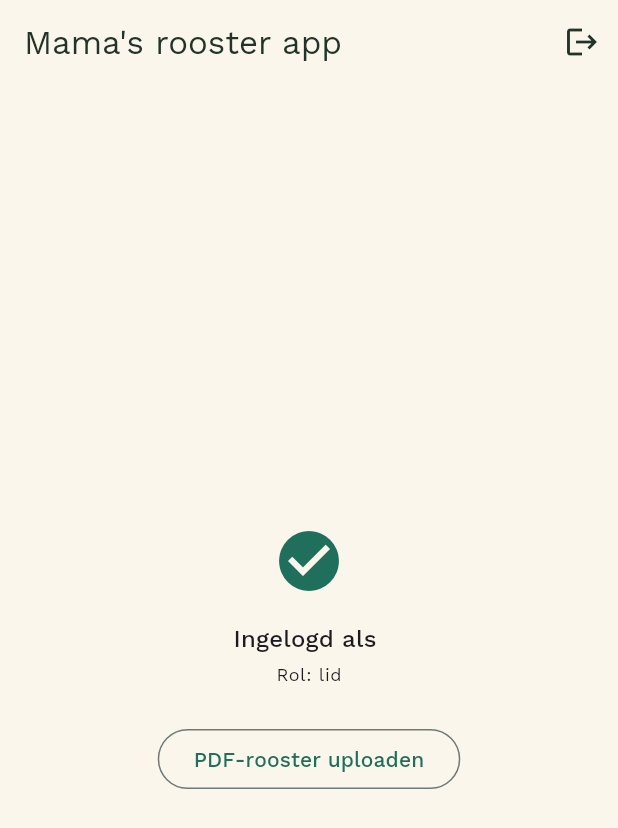
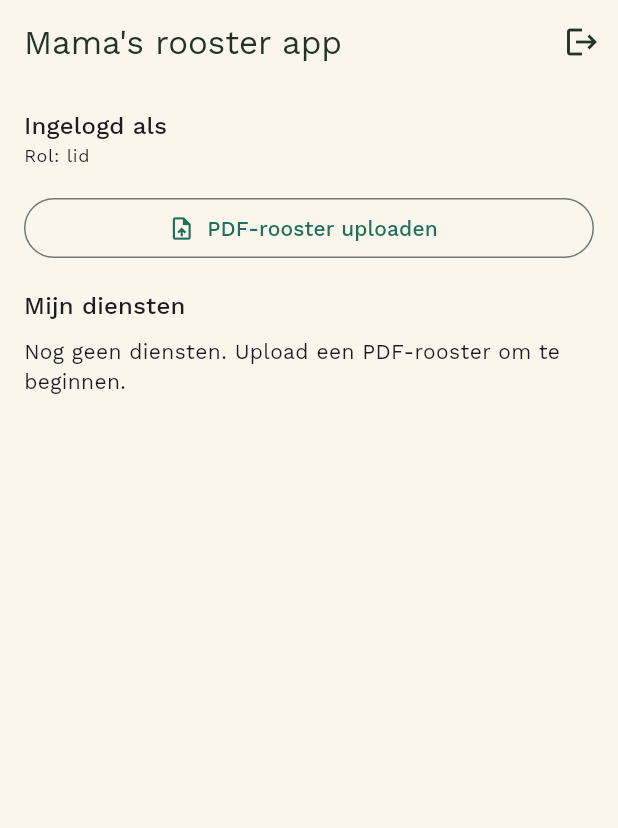
Before and after one commit to TripR27/uurrooster-app, a Flutter app: the screen it shows once a user with an empty profile is signed in, on a phone screen of 412 x 824 dp. Shown: the top 828 px of the screen. Run offline on Flutter 3.47's test engine with Material 3 defaults, Android fonts, the phone set to English and light mode, and no system bars; our stand-ins replace cloud_firestore, firebase_auth, firebase_core, google_fonts; missing offline and left inert: syncfusion_flutter_pdf; accounts and stored records are empty; statements that could not run were skipped.

Commit message:
Stap 6: eigen diensten bekijken + corrigeren/verwijderen
- HomeScreen toont nu een live lijst van de eigen diensten
  (DienstService.eigenDiensten) i.p.v. enkel "Ingelogd als ...".
- lib/screens/dienst_bewerken_screen.dart: tijden + omschrijving
  aanpassen, of verwijderen (met bevestigingsdialoog). Datum is enkel
  aanpasbaar voor een handmatige dienst - een PDF-import heeft een
  document-id gebaseerd op zijn datum, dus die zou bij wijziging een
  verweesd document achterlaten.
- DienstService: bijwerken()/verwijderen() toegevoegd.
- Opruiming: datum_util.dart verhuisd van pdf_import/ naar util/ (ook
  schermen hebben er nu iets aan, niet enkel de parsers) en uitgebreid met
  naarWeergaveDatum(); DienstTile (lib/widgets/) haalt de dubbele
  lijst-rij-code uit PdfUploadScreen en HomeScreen samen.
- Tijden altijd 24u-notatie (geen AM/PM) via een MediaQuery-override in
  MaterialApp.builder, geldt dus voor elke showTimePicker in de app.

Getest: een echte dienst van Amy live gecorrigeerd via de UI (tijd
gewijzigd, lijst update meteen, teruggezet naar origineel) en de
verwijder-bevestiging uitgeprobeerd (geannuleerd, niks verloren).

PROJECT_SPEC.md-voortgangslog bijgewerkt.

Co-Authored-By: Claude Sonnet 5 <noreply@anthropic.com>

```diff
--- a/lib/main.dart
+++ b/lib/main.dart
@@ -22,6 +22,16 @@ class MyApp extends StatelessWidget {
       title: 'Gezinsrooster',
       theme: AppTheme.light,
       debugShowCheckedModeBanner: false,
+      // Altijd 24u-notatie (07:00, 17:00, ...) i.p.v. AM/PM - overal in de
+      // app waar een tijd getoond/gekozen wordt (bv. showTimePicker in
+      // DienstBewerkenScreen), ongeacht de systeeminstelling van het
+      // toestel.
+      builder: (context, child) {
+        return MediaQuery(
+          data: MediaQuery.of(context).copyWith(alwaysUse24HourFormat: true),
+          child: child!,
+        );
+      },
       // AuthGate beslist zelf of het inlogscherm of het startscherm getoond
       // wordt, op basis van de Firebase-inlogstatus (zie auth_gate.dart).
       home: const AuthGate(),
--- a/lib/pdf_import/formaat_a_parser.dart
+++ b/lib/pdf_import/formaat_a_parser.dart
@@ -3,7 +3,7 @@ import 'dart:typed_data';
 import 'package:syncfusion_flutter_pdf/pdf.dart';
 
 import '../models/dienst.dart';
-import 'datum_util.dart';
+import '../util/datum_util.dart';
 import 'rooster_parser.dart';
 
 /// Herkent een tijd-cel zoals "08:30".
--- a/lib/pdf_import/formaat_b_parser.dart
+++ b/lib/pdf_import/formaat_b_parser.dart
@@ -3,7 +3,7 @@ import 'dart:typed_data';
 import 'package:syncfusion_flutter_pdf/pdf.dart';
 
 import '../models/dienst.dart';
-import 'datum_util.dart';
+import '../util/datum_util.dart';
 import 'rooster_parser.dart';
 
 /// Herkent een uur-cel: een heel getal ("11") of een decimaal met komma
--- a/lib/screens/home_screen.dart
+++ b/lib/screens/home_screen.dart
@@ -1,17 +1,18 @@
 import 'package:firebase_auth/firebase_auth.dart';
 import 'package:flutter/material.dart';
 
+import '../models/dienst.dart';
 import '../models/gebruiker.dart';
+import '../services/dienst_service.dart';
 import '../services/gebruiker_service.dart';
+import '../widgets/dienst_tile.dart';
+import 'dienst_bewerken_screen.dart';
 import 'pdf_upload_screen.dart';
 
-/// Startscherm na het inloggen.
-///
-/// Nu nog een simpele placeholder die het Firestore-profiel (naam + rol)
-/// van de ingelogde gebruiker toont + een uitlogknop, als bevestiging dat
-/// het datamodel uit stap 3 werkt. De echte inhoud (eigen diensten
-/// bekijken, PDF uploaden, ...) komt in latere stappen van het bouwplan
-/// (zie PROJECT_SPEC.md).
+/// Startscherm na het inloggen: wie ben je + je eigen diensten, met de
+/// mogelijkheid om een dienst te openen om te corrigeren/verwijderen (zie
+/// PROJECT_SPEC.md sectie 1 - PDF-import mag nooit de enige manier zijn
+/// waarop een dienst ontstaat of verandert).
 class HomeScreen extends StatelessWidget {
   const HomeScreen({super.key});
 
@@ -34,48 +35,60 @@ class HomeScreen extends StatelessWidget {
           ),
         ],
       ),
-      body: Center(
       // haalOfMaakProfiel() leest het Firestore-document van dit account,
       // en maakt het aan (met rol 'lid') als het de allereerste keer is
       // dat dit account inlogt.
-        child: FutureBuilder<Gebruiker>(
+      body: FutureBuilder<Gebruiker>(
         future: GebruikerService.haalOfMaakProfiel(account),
         builder: (context, snapshot) {
           if (snapshot.connectionState == ConnectionState.waiting) {
-              return const CircularProgressIndicator();
+            return const Center(child: CircularProgressIndicator());
           }
           if (snapshot.hasError) {
-              return Padding(
+            return Center(
+              child: Padding(
                 padding: const EdgeInsets.all(24),
                 child: Text(
-                  'Kon het profiel niet laden uit Firestore:\n${snapshot.error}',
+                  'Kon het profiel niet laden:\n${snapshot.error}',
                   textAlign: TextAlign.center,
                   style: TextStyle(color: Theme.of(context).colorScheme.error),
+                ),
               ),
             );
           }
 
           final profiel = snapshot.data!;
-            return Column(
-              mainAxisSize: MainAxisSize.min,
+          return _EigenRooster(profiel: profiel);
+        },
+      ),
+    );
+  }
+}
+
+class _EigenRooster extends StatelessWidget {
+  const _EigenRooster({required this.profiel});
+
+  final Gebruiker profiel;
+
+  @override
+  Widget build(BuildContext context) {
+    return Padding(
+      padding: const EdgeInsets.all(16),
+      child: Column(
+        crossAxisAlignment: CrossAxisAlignment.stretch,
         children: [
-                Icon(
-                  Icons.check_circle,
-                  color: Theme.of(context).colorScheme.primary,
-                  size: 48,
-                ),
-                const SizedBox(height: 16),
           Text(
             'Ingelogd als ${profiel.naam}',
             style: Theme.of(context).textTheme.titleMedium,
           ),
-                const SizedBox(height: 4),
           Text(
             profiel.isBeheerder ? 'Rol: beheerder' : 'Rol: lid',
             style: Theme.of(context).textTheme.bodySmall,
           ),
-                const SizedBox(height: 24),
-                OutlinedButton(
+          const SizedBox(height: 16),
+          OutlinedButton.icon(
+            icon: const Icon(Icons.upload_file),
+            label: const Text('PDF-rooster uploaden'),
             onPressed: () {
               Navigator.of(context).push(
                 MaterialPageRoute(
@@ -83,13 +96,51 @@ class HomeScreen extends StatelessWidget {
                 ),
               );
             },
-                  child: const Text('PDF-rooster uploaden'),
           ),
-              ],
+          const SizedBox(height: 16),
+          Text('Mijn diensten', style: Theme.of(context).textTheme.titleMedium),
+          const SizedBox(height: 8),
+          Expanded(
+            child: StreamBuilder<List<Dienst>>(
+              stream: DienstService.eigenDiensten(profiel.uid),
+              builder: (context, snapshot) {
+                if (snapshot.connectionState == ConnectionState.waiting) {
+                  return const Center(child: CircularProgressIndicator());
+                }
+                if (snapshot.hasError) {
+                  return Text(
+                    'Kon diensten niet laden: ${snapshot.error}',
+                    style: TextStyle(
+                      color: Theme.of(context).colorScheme.error,
+                    ),
+                  );
+                }
+                final diensten = snapshot.data ?? [];
+                if (diensten.isEmpty) {
+                  return const Text(
+                    'Nog geen diensten. Upload een PDF-rooster om te '
+                    'beginnen.',
+                  );
+                }
+                return ListView.builder(
+                  itemCount: diensten.length,
+                  itemBuilder: (context, i) => DienstTile(
+                    dienst: diensten[i],
+                    onTap: () {
+                      Navigator.of(context).push(
+                        MaterialPageRoute(
+                          builder: (_) =>
+                              DienstBewerkenScreen(dienst: diensten[i]),
+                        ),
+                      );
+                    },
+                  ),
                 );
               },
             ),
           ),
+        ],
+      ),
     );
   }
 }
--- a/lib/services/dienst_service.dart
+++ b/lib/services/dienst_service.dart
@@ -22,9 +22,22 @@ class DienstService {
     await batch.commit();
   }
 
+  /// Werkt een bestaande dienst bij (bv. een verkeerd ingelezen uur
+  /// corrigeren) - [dienst.id] moet dus al bestaan.
+  static Future<void> bijwerken(Dienst dienst) async {
+    assert(dienst.id != null, 'bijwerken() kan enkel op een bestaande dienst');
+    await _diensten.doc(dienst.id).update(dienst.naarDocument());
+  }
+
+  /// Verwijdert een dienst (bv. een fout ingelezen dag, of een privé-
+  /// afspraak die niet meer doorgaat).
+  static Future<void> verwijderen(String dienstId) async {
+    await _diensten.doc(dienstId).delete();
+  }
+
   /// Alle diensten van één gebruiker, oplopend gesorteerd op datum. Gebruikt
-  /// door het overzichtscherm (latere stap) en om een PDF-import hier al
-  /// meteen te kunnen verifiëren.
+  /// door het overzichtscherm en om een PDF-import hier al meteen te kunnen
+  /// verifiëren.
   ///
   /// Sorteert bewust in Dart i.p.v. met `.orderBy('datum')` in de query:
   /// dat laatste zou een samengestelde Firestore-index vereisen (gelijkheid
```
Also changed, not shown: lib/pdf_import/datum_util.dart (deleted, +0 -10 lines), lib/screens/dienst_bewerken_screen.dart (added, +235 -0 lines), lib/screens/pdf_upload_screen.dart (+16 -57 lines), lib/util/datum_util.dart (added, +22 -0 lines), lib/widgets/dienst_tile.dart (added, +31 -0 lines), 1 other file. Lines whose indentation alone changed are shown as unchanged.
